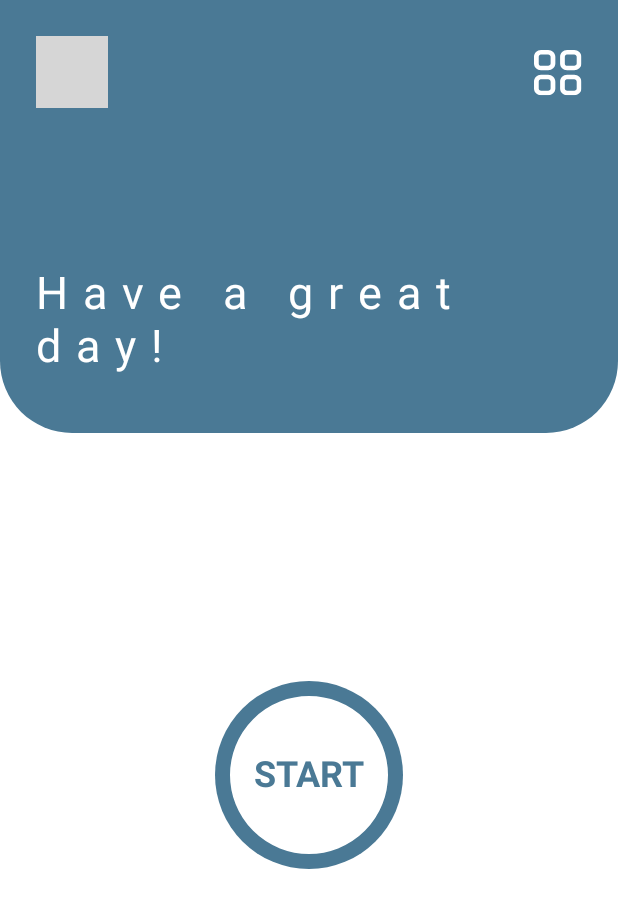
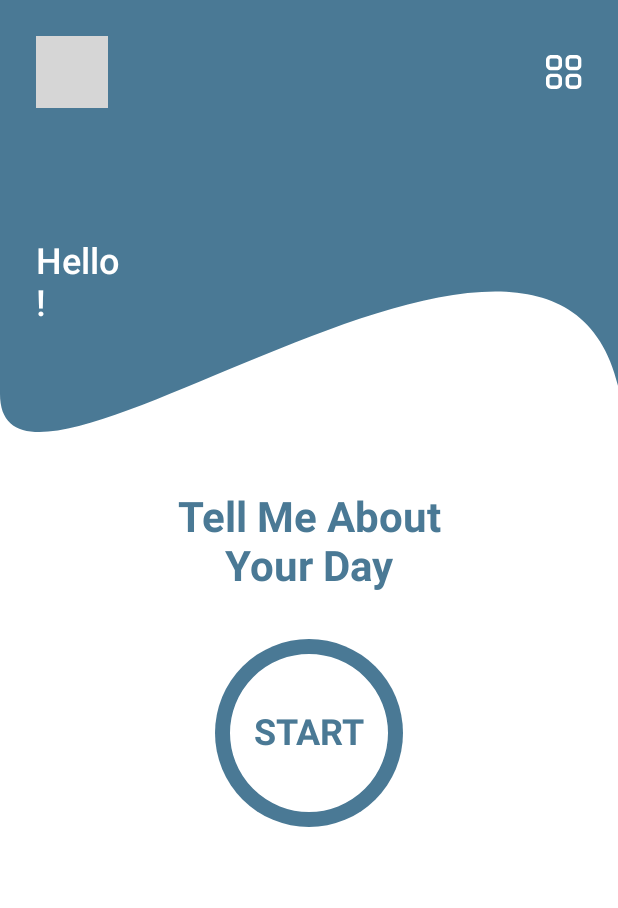
Before and after one commit to Shahad-999/O_App, an Android app built with Jetpack Compose: the home screen opened through its navigation route, on a phone screen of 412 x 824 dp. Shown: the top 908 px of the screen. Run offline under Robolectric (Android 15) with nearby library versions, the light colour scheme and no system bars; our stand-ins replace Firebase (no records; nobody signed in at launch, a user with empty details on screens opened directly); pictures from the network do not load; grey boxes are pictures that could not be loaded.

Commit message:
redesign home screen

```diff
--- a/app/src/main/java/com/shahad/o/ui/views/screens/HomeScreen.kt
+++ b/app/src/main/java/com/shahad/o/ui/views/screens/HomeScreen.kt
@@ -41,6 +41,7 @@ fun HomeScreen(
     HomeBody(
         modifier = modifier,
         imageUrl = viewModel.userData?.profilePictureUrl,
+        name = viewModel.userData?.userName?.split(" ")?.firstOrNull(),
         onClickStart = navToRecord,
         onClickSetting = navToSetting,
 
--- a/app/src/main/java/com/shahad/o/ui/views/widgets/HeaderHome.kt
+++ b/app/src/main/java/com/shahad/o/ui/views/widgets/HeaderHome.kt
@@ -3,6 +3,7 @@ package com.shahad.o.ui.views.widgets
 import androidx.compose.foundation.Image
 import androidx.compose.foundation.background
 import androidx.compose.foundation.clickable
+import androidx.compose.foundation.layout.Box
 import androidx.compose.foundation.layout.Column
 import androidx.compose.foundation.layout.Row
 import androidx.compose.foundation.layout.Spacer
@@ -12,7 +13,6 @@ import androidx.compose.foundation.layout.fillMaxWidth
 import androidx.compose.foundation.layout.padding
 import androidx.compose.foundation.layout.size
 import androidx.compose.foundation.shape.CircleShape
-import androidx.compose.foundation.shape.RoundedCornerShape
 import androidx.compose.material3.Surface
 import androidx.compose.material3.Text
 import androidx.compose.runtime.Composable
@@ -22,6 +22,7 @@ import androidx.compose.ui.draw.clip
 import androidx.compose.ui.graphics.Color
 import androidx.compose.ui.layout.ContentScale
 import androidx.compose.ui.res.painterResource
+import androidx.compose.ui.res.stringResource
 import androidx.compose.ui.text.TextStyle
 import androidx.compose.ui.text.font.FontWeight
 import androidx.compose.ui.text.style.TextAlign
@@ -36,21 +37,30 @@ import com.shahad.o.ui.theme.OTheme
 fun HeaderHome(
     modifier: Modifier = Modifier,
     imageUrl: String?,
+    name: String?,
     onClickSetting: () -> Unit
 ) {
-    Column(
+    Box(
         modifier
             .fillMaxWidth()
             .fillMaxHeight(0.35F)
-            .background(
-                OTheme.colors.primary,
-                RoundedCornerShape(bottomEnd = 48.dp, bottomStart = 48.dp)
+
+    ) {
+        Image(
+            painter = painterResource(id = R.drawable.curve_background),
+            contentDescription = null,
+            contentScale = ContentScale.FillBounds,
+            modifier = Modifier.fillMaxSize()
         )
+        Column(
+            modifier
+                .fillMaxSize()
         ) {
 
             Row(
                 modifier = Modifier
-                .padding(24.dp)
+                    .padding(top = 24.dp)
+                    .padding(horizontal = 24.dp)
                     .fillMaxWidth(),
                 verticalAlignment = Alignment.CenterVertically
             ) {
@@ -71,25 +81,27 @@ fun HeaderHome(
                     painter = painterResource(id = R.drawable.menu),
                     contentDescription = null,
                     modifier = Modifier
-                    .size(32.dp)
+                        .size(24.dp)
                         .clickable { onClickSetting() }
                 )
 
             }
-        Spacer(modifier = Modifier.weight(1F))
+
+            Spacer(modifier = Modifier.weight(1F, true))
 
             Text(
-            "Have a great day!",
+                text = stringResource(R.string.hello) + name + "!",
                 style = TextStyle(
                     color = Color.White,
-                fontSize = 30.sp,
-                fontWeight = FontWeight.Normal,
+                    fontSize = 24.sp,
+                    fontWeight = FontWeight.SemiBold,
                     textAlign = TextAlign.Start,
-                letterSpacing = 10.sp,
                 ),
                 modifier = Modifier
-                .padding(start = 24.dp,end = 40.dp,bottom = 40.dp)
+                    .padding(start = 24.dp)
             )
+            Spacer(modifier = Modifier.fillMaxHeight(0.45F))
+        }
 
     }
 }
@@ -113,7 +125,8 @@ fun HeaderHomePreview() {
                 HeaderHome(
                     modifier = Modifier,
                     imageUrl = "imageUrl",
-                    onClickSetting = {}
+                    onClickSetting = {},
+                    name = "Shahad"
                 )
             }
         }
--- a/app/src/main/java/com/shahad/o/ui/views/widgets/HomeBody.kt
+++ b/app/src/main/java/com/shahad/o/ui/views/widgets/HomeBody.kt
@@ -4,7 +4,6 @@ import androidx.compose.foundation.background
 import androidx.compose.foundation.clickable
 import androidx.compose.foundation.layout.Box
 import androidx.compose.foundation.layout.Column
-import androidx.compose.foundation.layout.fillMaxHeight
 import androidx.compose.foundation.layout.fillMaxSize
 import androidx.compose.foundation.layout.padding
 import androidx.compose.foundation.layout.size
@@ -15,12 +14,14 @@ import androidx.compose.runtime.Composable
 import androidx.compose.ui.Alignment
 import androidx.compose.ui.Modifier
 import androidx.compose.ui.draw.clip
+import androidx.compose.ui.res.stringResource
 import androidx.compose.ui.text.TextStyle
 import androidx.compose.ui.text.font.FontWeight
 import androidx.compose.ui.text.style.TextAlign
 import androidx.compose.ui.tooling.preview.Preview
 import androidx.compose.ui.unit.dp
 import androidx.compose.ui.unit.sp
+import com.shahad.o.R
 import com.shahad.o.ui.theme.OTheme
 import com.shahad.o.ui.util.circle
 
@@ -29,6 +30,7 @@ import com.shahad.o.ui.util.circle
 fun HomeBody(
     modifier: Modifier = Modifier,
     imageUrl: String?,
+    name: String?,
     onClickSetting: () -> Unit,
     onClickStart: () -> Unit
 ) {
@@ -42,13 +44,25 @@ fun HomeBody(
         HeaderHome(
             modifier = Modifier,
             imageUrl = imageUrl,
-            onClickSetting = onClickSetting
+            onClickSetting = onClickSetting,
+            name = name
+        )
+
+        Text(
+            text = stringResource(R.string.tell_me_about_your_day),
+            style = TextStyle(
+                color = primaryColor,
+                fontSize = 28.sp,
+                fontWeight = FontWeight.Bold,
+                textAlign = TextAlign.Center,
+            ),
+            modifier = Modifier
+                .padding(top = 40.dp)
         )
 
         Box(
             modifier = Modifier
-                .fillMaxHeight(1.5F)
-                .padding(bottom = 80.dp)
+                .padding(top = 32.dp)
                 .size(125.dp),
             contentAlignment = Alignment.Center
         ) {
@@ -61,7 +75,7 @@ fun HomeBody(
                 circle(color = primaryColor, 30F)
             }
             Text(
-                text = "START",
+                text = stringResource(R.string.start),
                 style = TextStyle(
                     color = OTheme.colors.primary,
                     fontSize = 24.sp,
@@ -85,7 +99,7 @@ fun HomeBody(
 fun HomeScreenPreview() {
     OTheme {
         Surface {
-            HomeBody(imageUrl = "", onClickSetting = {  }, onClickStart = {  })
+            HomeBody(imageUrl = "", onClickSetting = { }, onClickStart = { }, name = "Shahad")
         }
     }
 }
--- /dev/null
+++ b/app/src/main/res/drawable/curve_background.xml
@@ -0,0 +1,9 @@
+<vector xmlns:android="http://schemas.android.com/apk/res/android"
+    android:width="412dp"
+    android:height="303dp"
+    android:viewportWidth="412"
+    android:viewportHeight="303">
+  <path
+      android:pathData="M0,19V16V13V9.5V4.5V0H5.5H12.5H396H398.5H402H406H412V3.5V8V13V269.92C366.77,72.44 0,393.5 0,275.5C-0,157.5 0,19 0,19Z"
+      android:fillColor="#4A7995"/>
+</vector>
--- a/app/src/main/res/values/strings.xml
+++ b/app/src/main/res/values/strings.xml
@@ -5,4 +5,7 @@
     <string name="keep_smiling">KEEP SMILING</string>
     <string name="great_day">Great Day</string>
     <string name="bad_day">"Let’s make tomorrow better "</string>
+    <string name="hello">Hello \n</string>
+    <string name="tell_me_about_your_day">Tell Me About\nYour Day</string>
+    <string name="start">START</string>
 </resources>
```
Lines whose indentation alone changed are shown as unchanged.
